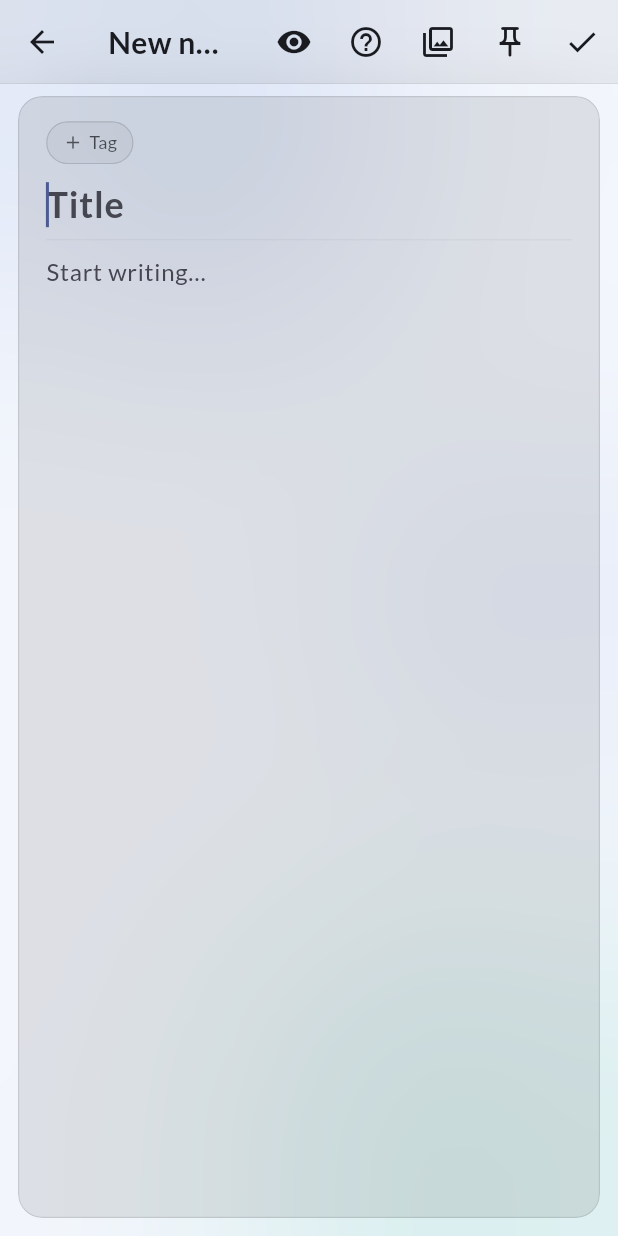
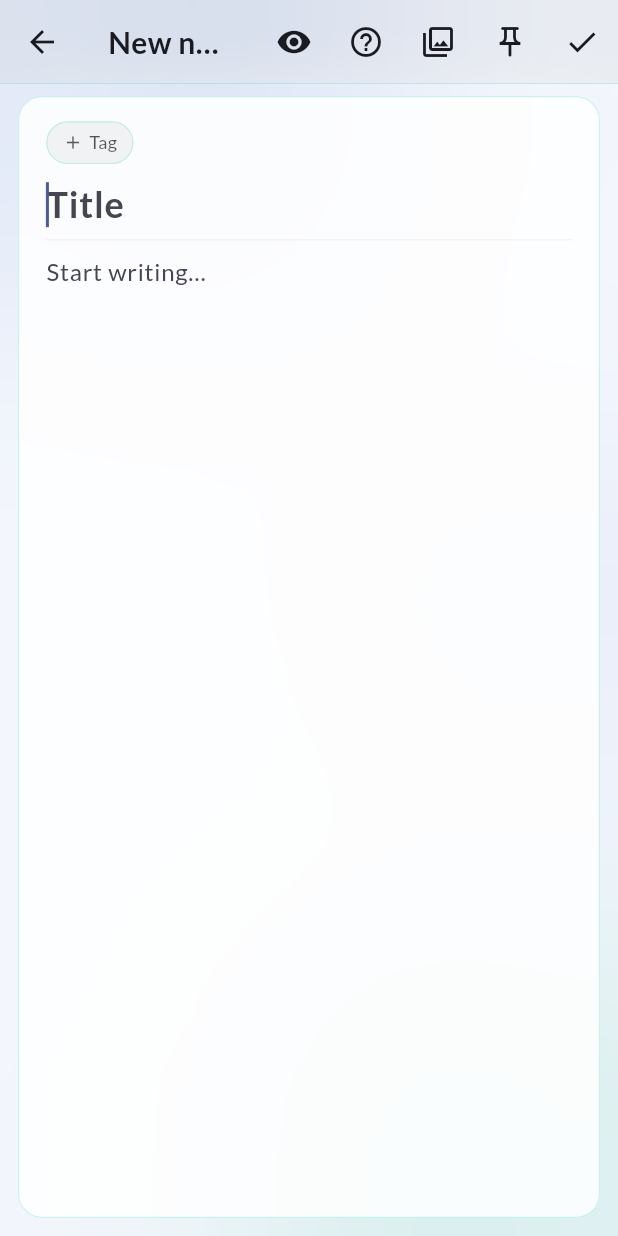
Before and after one commit to ElecTream/canvas, a Flutter app: the NoteEditorScreen screen opened directly, on a phone screen of 412 x 824 dp. Run offline on Flutter 3.47's test engine with Material 3 defaults, Android fonts, the phone set to English and light mode, and no system bars; our stand-ins replace cloud_firestore, drift, firebase_auth, firebase_core, flutter_image_compress, flutter_riverpod and 9 more; missing offline and left inert: desktop_drop, extension_google_sign_in_as_googleapis_auth, googleapis, local_sync, markdown_widget, super_clipboard; accounts and stored records are empty; generated files the repository leaves out were written again.

Commit message:
auto-commit: 2026-04-24 16:50 (session-end)

```diff
--- a/lib/widgets/attachment_strip.dart
+++ b/lib/widgets/attachment_strip.dart
@@ -366,7 +366,7 @@ class _AddButton extends StatelessWidget {
           decoration: BoxDecoration(
             borderRadius: BorderRadius.circular(10),
             border: Border.all(
-              color: surfaceTint(context, 0.18),
+              color: teal.withValues(alpha: 0.25),
               width: 1,
             ),
             color: surfaceTint(context, 0.05),
--- a/lib/widgets/glass_app_bar.dart
+++ b/lib/widgets/glass_app_bar.dart
@@ -1,6 +1,8 @@
 import 'dart:ui';
 import 'package:flutter/material.dart';
 import '../theme/surface_colors.dart';
+
+const double _kAccentBorderAlpha = 0.25;
 
 class GlassAppBar extends StatelessWidget implements PreferredSizeWidget {
   const GlassAppBar({
@@ -25,6 +27,7 @@ class GlassAppBar extends StatelessWidget implements PreferredSizeWidget {
 
   @override
   Widget build(BuildContext context) {
+    final accent = Theme.of(context).colorScheme.secondary;
     return ClipRect(
       child: BackdropFilter(
         filter: ImageFilter.blur(sigmaX: 24, sigmaY: 24),
@@ -33,8 +36,8 @@ class GlassAppBar extends StatelessWidget implements PreferredSizeWidget {
             color: surfaceTint(context, 0.04),
             border: Border(
               bottom: BorderSide(
-                color: surfaceTint(context, 0.08),
-                width: 0.5,
+                color: accent.withValues(alpha: _kAccentBorderAlpha),
+                width: 0.6,
               ),
             ),
           ),
--- a/lib/widgets/glass_card.dart
+++ b/lib/widgets/glass_card.dart
@@ -17,7 +17,6 @@ class GlassCard extends ConsumerWidget {
     this.borderRadius = 16,
     this.blur = 18,
     this.tint,
-    this.borderAlpha = 0.10,
     this.readable = false,
   });
 
@@ -30,7 +29,6 @@ class GlassCard extends ConsumerWidget {
   // lists don't pay the N-card blur cost that the perf pass stripped out.
   final double blur;
   final Color? tint;
-  final double borderAlpha;
   final bool readable;
 
   @override
@@ -38,6 +36,7 @@ class GlassCard extends ConsumerWidget {
     final radius = BorderRadius.circular(borderRadius);
     final palette = paletteColorsOf(ref.watch(paletteProvider));
     final contrast = ref.watch(contrastProvider).scale;
+    final accent = Theme.of(context).colorScheme.secondary;
     final brightness = Theme.of(context).brightness;
     final isDark = brightness == Brightness.dark;
     final blobs = palette.blobsFor(brightness);
@@ -57,10 +56,11 @@ class GlassCard extends ConsumerWidget {
         base = Colors.black;
         alpha = (0.40 + 0.25 * t) * contrast;
       } else {
-        // Slight gray darken — text (onSurface) still reads crisp, card
-        // remains distinct from scaffold without going jet black.
-        base = Colors.black;
-        alpha = (0.05 + 0.06 * t) * contrast;
+        // White card so black text reads even when a dark image is sitting
+        // behind the editor. Floor at 0.6 so Soft contrast still masks
+        // the blobs and any inline imagery.
+        base = Colors.white;
+        alpha = ((0.78 + 0.12 * t) * contrast).clamp(0.6, 1.0);
       }
     } else {
       if (isDark) {
@@ -82,7 +82,9 @@ class GlassCard extends ConsumerWidget {
         color: fill,
         borderRadius: radius,
         border: Border.all(
-          color: surfaceTint(context, borderAlpha * contrast),
+          color: accent.withValues(
+            alpha: (0.25 * contrast).clamp(0.0, 1.0),
+          ),
           width: 0.8,
         ),
       ),
--- a/lib/widgets/tag_chip.dart
+++ b/lib/widgets/tag_chip.dart
@@ -25,7 +25,7 @@ class TagChip extends StatelessWidget {
         : surfaceTint(context, 0.07);
     final borderColor = selected
         ? scheme.secondary.withValues(alpha: 0.55)
-        : onSurfaceMuted(context, 0.12);
+        : scheme.secondary.withValues(alpha: 0.25);
     final textColor = selected
         ? scheme.secondary
         : onSurfaceMuted(context, 0.85);
--- a/lib/widgets/tag_chip_input.dart
+++ b/lib/widgets/tag_chip_input.dart
@@ -126,7 +126,10 @@ class _AddButton extends StatelessWidget {
           decoration: BoxDecoration(
             color: surfaceTint(context, 0.04),
             border: Border.all(
-              color: onSurfaceMuted(context, 0.15),
+              color: Theme.of(context)
+                  .colorScheme
+                  .secondary
+                  .withValues(alpha: 0.25),
               width: 0.8,
               style: BorderStyle.solid,
             ),
--- a/pubspec.yaml
+++ b/pubspec.yaml
@@ -1,7 +1,7 @@
 name: canvas
 description: A simple, polished notes app.
 publish_to: 'none'
-version: 0.9.10
+version: 0.9.11
 environment:
   sdk: '>=3.5.0 <4.0.0'
 
```
